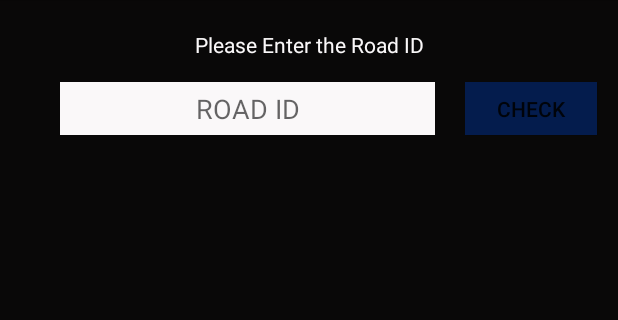
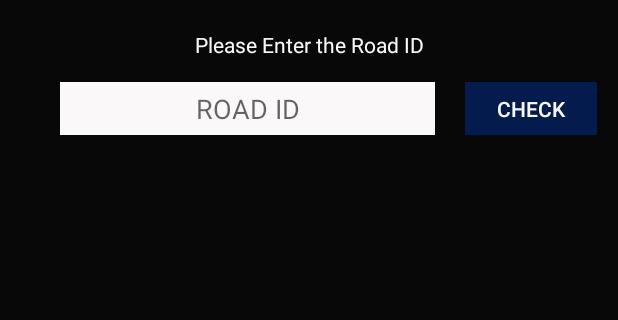
Before and after one commit to nebilseid/CheckRoadStatus, an Android app: the screen it shows after launch (RoadStatusActivity), on a phone screen of 412 x 824 dp, the part 84-404 px from its top. Run offline under Robolectric (Android 15) with nearby library versions, the phone set to English and light mode, and no system bars; our stand-ins replace Dagger/Hilt's generated code, RxJava.

Commit message:
minor ui fix

```diff
--- a/app/src/main/res/layout-v28/activity_road_status.xml
+++ b/app/src/main/res/layout-v28/activity_road_status.xml
@@ -46,6 +46,7 @@
         android:layout_marginTop="15dp"
         android:layout_marginRight="20dp"
         android:background="@color/colorPrimary"
+        android:textColor="@color/colorWhite"
         android:text="CHECK"
         app:layout_constraintEnd_toEndOf="parent"
         app:layout_constraintStart_toEndOf="@id/et_road_id"
```
